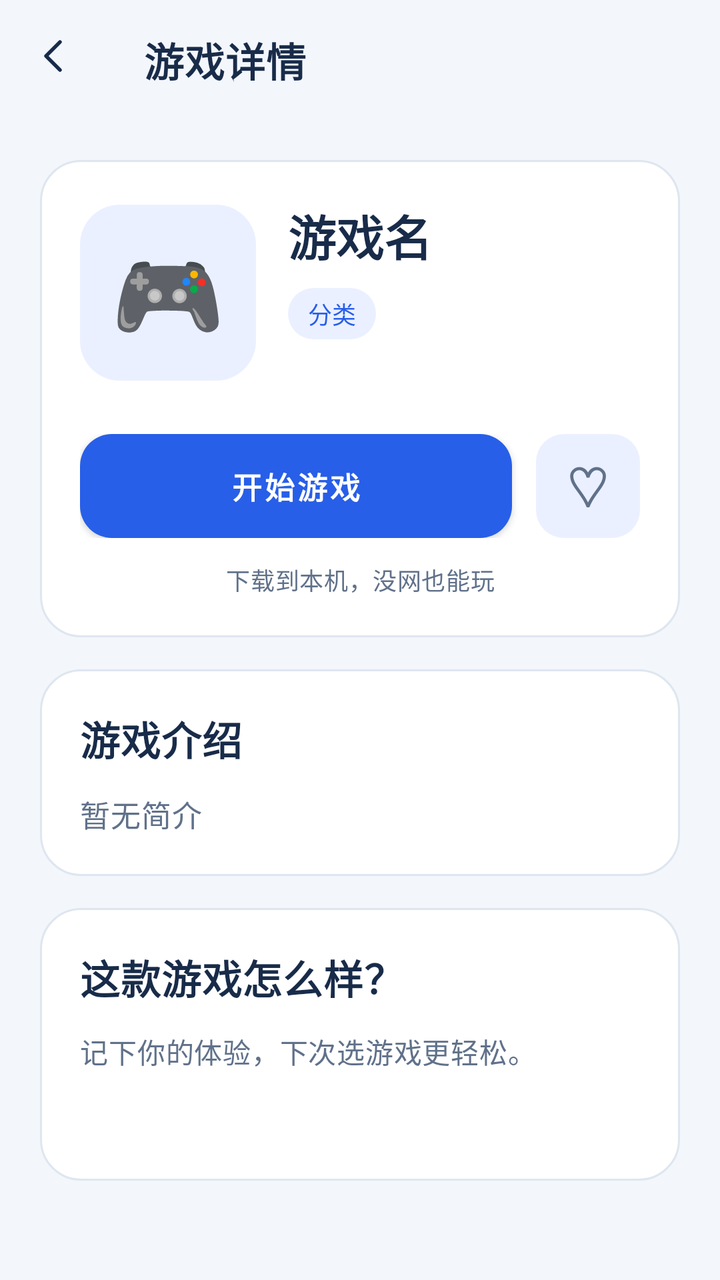
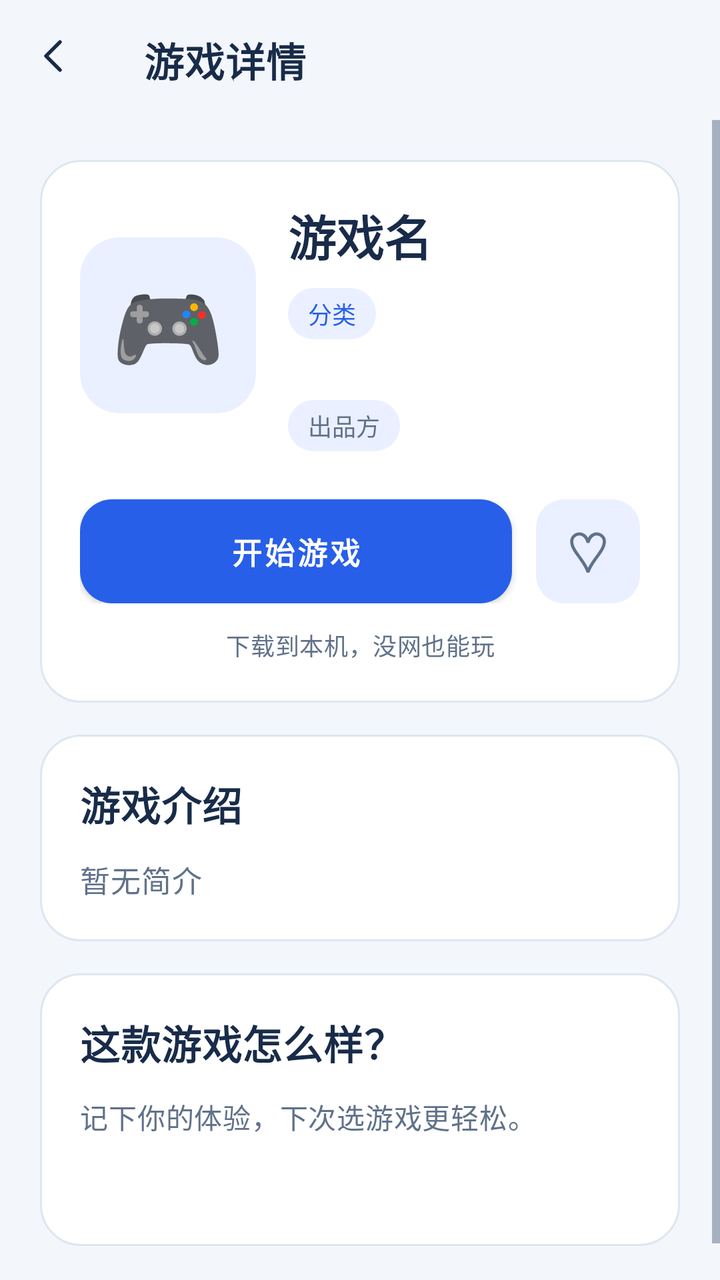

The first picture is an Android layout as it rendered before a commit; the second is the same layout after the commit. The layout source and the unified diff follow.
<!-- AndroidManifest.xml: application theme Theme.Game100 -->
<!-- res/layout/activity_game_detail.xml -->
<?xml version="1.0" encoding="utf-8"?>
<LinearLayout
    android:layout_width="match_parent"
    android:layout_height="match_parent"
    android:orientation="vertical"
    xmlns:android="http://schemas.android.com/apk/res/android"
    xmlns:app="http://schemas.android.com/apk/res-auto"
    android:background="@color/bg">
    <com.google.android.material.appbar.MaterialToolbar
        android:layout_width="match_parent"
        android:layout_height="60dp"
        android:id="@+id/detail_toolbar"
        android:background="@color/bg"
        app:title="游戏详情"
        app:titleTextColor="@color/text_primary"
        app:titleTextAppearance="@style/TextAppearance.Game100.Section"
        app:navigationIcon="@drawable/ic_back"
        app:navigationContentDescription="@string/back" />
    <ScrollView
        android:layout_width="match_parent"
        android:layout_height="0dp"
        android:layout_weight="1"
        android:fillViewport="true"
        android:clipToPadding="false">
        <LinearLayout
            android:layout_width="match_parent"
            android:layout_height="wrap_content"
            android:orientation="vertical"
            android:padding="20dp">
            <LinearLayout
                android:layout_width="match_parent"
                android:layout_height="wrap_content"
                android:orientation="vertical"
                android:background="@drawable/surface_panel"
                android:padding="20dp"
                android:layout_marginBottom="16dp">
                <LinearLayout
                    android:layout_width="match_parent"
                    android:layout_height="wrap_content"
                    android:orientation="horizontal"
                    android:gravity="center_vertical">
                    <TextView
                        android:layout_width="88dp"
                        android:layout_height="88dp"
                        android:text="🎮"
                        android:textColor="@color/text_primary"
                        android:id="@+id/detail_icon"
                        android:gravity="center"
                        android:textSize="46sp"
                        android:background="@drawable/game_icon_bg"
                        android:importantForAccessibility="no" />
                    <LinearLayout
                        android:layout_width="0dp"
                        android:layout_height="wrap_content"
                        android:orientation="vertical"
                        android:layout_weight="1"
                        android:layout_marginStart="16dp">
                        <TextView
                            android:layout_width="match_parent"
                            android:layout_height="wrap_content"
                            android:text="游戏名"
                            android:textColor="@color/text_primary"
                            android:id="@+id/detail_name"
                            android:textSize="24sp"
                            android:textStyle="bold"
                            android:maxLines="2"
                            android:ellipsize="end" />
                        <TextView
                            android:layout_width="wrap_content"
                            android:layout_height="wrap_content"
                            android:text="分类"
                            android:textColor="@color/brand"
                            android:id="@+id/detail_category"
                            android:layout_marginTop="9dp"
                            android:paddingStart="10dp"
                            android:paddingEnd="10dp"
                            android:paddingTop="4dp"
                            android:paddingBottom="4dp"
                            android:textSize="12sp"
                            android:background="@drawable/pill_secondary" />
                        <TextView
                            android:layout_width="match_parent"
                            android:layout_height="wrap_content"
                            android:text=""
                            android:textColor="@color/text_secondary"
                            android:textAppearance="@style/TextAppearance.Game100.Body"
                            android:id="@+id/detail_size"
                            android:layout_marginTop="7dp"
                            android:textSize="12sp" />
                    </LinearLayout>
                </LinearLayout>
                <LinearLayout
                    android:layout_width="match_parent"
                    android:layout_height="wrap_content"
                    android:orientation="horizontal"
                    android:gravity="center_vertical"
                    android:layout_marginTop="24dp">
                    <com.google.android.material.button.MaterialButton
                        android:layout_width="0dp"
                        android:layout_height="52dp"
                        android:id="@+id/btn_play"
                        style="@style/Widget.Game100.PrimaryButton"
                        android:text="开始游戏"
                        android:layout_weight="1" />
                    <TextView
                        android:layout_width="52dp"
                        android:layout_height="52dp"
                        android:text="♡"
                        android:textColor="@color/text_secondary"
                        android:id="@+id/btn_favorite"
                        android:layout_marginStart="12dp"
                        android:gravity="center"
                        android:textSize="28sp"
                        android:background="@drawable/pill_secondary"
                        android:focusable="true"
                        android:clickable="true"
                        android:contentDescription="收藏游戏" />
                </LinearLayout>
                <TextView
                    android:layout_width="match_parent"
                    android:layout_height="wrap_content"
                    android:text="下载到本机，没网也能玩"
                    android:textColor="@color/text_secondary"
                    android:textAppearance="@style/TextAppearance.Game100.Body"
                    android:layout_marginTop="12dp"
                    android:gravity="center"
                    android:textSize="12sp" />
            </LinearLayout>
            <LinearLayout
                android:layout_width="match_parent"
                android:layout_height="wrap_content"
                android:orientation="vertical"
                android:background="@drawable/surface_panel"
                android:padding="20dp"
                android:layout_marginBottom="16dp">
                <TextView
                    android:layout_width="match_parent"
                    android:layout_height="wrap_content"
                    android:text="游戏介绍"
                    android:textColor="@color/text_primary"
                    android:textAppearance="@style/TextAppearance.Game100.Section"
                    android:layout_marginBottom="12dp" />
                <TextView
                    android:layout_width="match_parent"
                    android:layout_height="wrap_content"
                    android:text="暂无简介"
                    android:textColor="@color/text_secondary"
                    android:textAppearance="@style/TextAppearance.Game100.Body"
                    android:id="@+id/detail_desc"
                    android:textSize="15sp" />
                <TextView
                    android:layout_width="match_parent"
                    android:layout_height="wrap_content"
                    android:text=""
                    android:textColor="@color/success"
                    android:id="@+id/detail_best_score"
                    android:layout_marginTop="18dp"
                    android:padding="14dp"
                    android:textSize="15sp"
                    android:textStyle="bold"
                    android:background="@drawable/pill_secondary"
                    android:visibility="gone" />
            </LinearLayout>
            <LinearLayout
                android:layout_width="match_parent"
                android:layout_height="wrap_content"
                android:orientation="vertical"
                android:background="@drawable/surface_panel"
                android:padding="20dp"
                android:layout_marginBottom="16dp">
                <TextView
                    android:layout_width="match_parent"
                    android:layout_height="wrap_content"
                    android:text="这款游戏怎么样？"
                    android:textColor="@color/text_primary"
                    android:textAppearance="@style/TextAppearance.Game100.Section"
                    android:layout_marginBottom="12dp" />
                <TextView
                    android:layout_width="match_parent"
                    android:layout_height="wrap_content"
                    android:text="记下你的体验，下次选游戏更轻松。"
                    android:textColor="@color/text_secondary"
                    android:textAppearance="@style/TextAppearance.Game100.Body" />
                <LinearLayout
                    android:layout_width="match_parent"
                    android:layout_height="wrap_content"
                    android:orientation="horizontal"
                    android:id="@+id/stars_row"
                    android:gravity="center"
                    android:layout_marginTop="12dp" />
                <TextView
                    android:layout_width="match_parent"
                    android:layout_height="wrap_content"
                    android:text=""
                    android:textColor="@color/text_secondary"
                    android:textAppearance="@style/TextAppearance.Game100.Body"
                    android:id="@+id/detail_rating_text"
                    android:gravity="center"
                    android:layout_marginTop="6dp"
                    android:textSize="12sp" />
            </LinearLayout>
        </LinearLayout>
    </ScrollView>
</LinearLayout>
<!-- resources referenced by this layout -->
<resources>
  <color name="bg">#F3F6FB</color>
  <color name="brand">#285FE8</color>
  <color name="success">#237053</color>
  <color name="text_primary">#182B49</color>
  <color name="text_secondary">#60718A</color>
  <!-- drawable game_icon_bg (drawable) -->
  <?xml version="1.0" encoding="utf-8"?>
  <shape xmlns:android="http://schemas.android.com/apk/res/android"
      android:shape="rectangle">
      <solid android:color="@color/brand_soft" />
      <corners android:radius="20dp" />
  </shape>
  <!-- drawable ic_back (drawable) -->
  <?xml version="1.0" encoding="utf-8"?>
  <vector xmlns:android="http://schemas.android.com/apk/res/android" android:width="24dp" android:height="24dp" android:viewportWidth="24" android:viewportHeight="24">
      <path android:fillColor="@android:color/transparent" android:strokeColor="@color/text_primary" android:strokeWidth="1.8" android:strokeLineCap="round" android:strokeLineJoin="round" android:pathData="M14,5L7,12L14,19" />
  </vector>
  <!-- drawable pill_secondary (drawable) -->
  <?xml version="1.0" encoding="utf-8"?>
  <ripple xmlns:android="http://schemas.android.com/apk/res/android" android:color="@color/ripple">
      <item><shape android:shape="rectangle">
          <solid android:color="@color/brand_soft" />
          <corners android:radius="14dp" />
      </shape></item>
  </ripple>
  <!-- drawable surface_panel (drawable) -->
  <?xml version="1.0" encoding="utf-8"?>
  <shape xmlns:android="http://schemas.android.com/apk/res/android" android:shape="rectangle">
      <solid android:color="@color/bg_card" />
      <stroke android:width="1dp" android:color="@color/divider" />
      <corners android:radius="20dp" />
  </shape>
  <string name="back">返回</string>
  <style name="TextAppearance.Game100.Body" parent="TextAppearance.MaterialComponents.Body2">
          <item name="android:textSize">14sp</item>
          <item name="android:textColor">@color/text_secondary</item>
          <item name="android:lineSpacingExtra">5dp</item>
      </style>
  <style name="TextAppearance.Game100.Section" parent="TextAppearance.MaterialComponents.Headline6">
          <item name="android:textSize">20sp</item>
          <item name="android:textStyle">bold</item>
          <item name="android:textColor">@color/text_primary</item>
      </style>
  <style name="Widget.Game100.PrimaryButton" parent="Widget.MaterialComponents.Button">
          <item name="android:minHeight">52dp</item>
          <item name="android:textSize">15sp</item>
          <item name="android:textStyle">bold</item>
          <item name="android:textAllCaps">false</item>
          <item name="android:insetTop">0dp</item>
          <item name="android:insetBottom">0dp</item>
          <item name="android:textColor">@android:color/white</item>
          <item name="backgroundTint">@color/brand</item>
          <item name="cornerRadius">16dp</item>
          <item name="android:elevation">0dp</item>
      </style>
  <style name="Theme.Game100" parent="Theme.MaterialComponents.Light.NoActionBar">
          <item name="colorPrimary">@color/brand</item>
          <item name="colorPrimaryDark">@color/bg</item>
          <item name="colorAccent">@color/brand</item>
          <item name="android:windowBackground">@color/bg</item>
          <item name="android:statusBarColor">@color/bg</item>
          <item name="android:navigationBarColor">@color/bg</item>
          <item name="android:windowLightStatusBar">true</item>
          <item name="android:windowLightNavigationBar">true</item>
          <item name="colorSurface">@color/bg_card</item>
          <item name="colorOnSurface">@color/text_primary</item>
          <item name="colorOnPrimary">@android:color/white</item>
          <item name="colorControlNormal">@color/text_secondary</item>
          <item name="android:fontFamily">sans-serif</item>
          <item name="android:colorEdgeEffect">@color/brand_soft</item>
      </style>
  <color name="brand_soft">#EAF0FF</color>
  <color name="ripple">#19285FE8</color>
  <color name="bg_card">#FFFFFF</color>
  <color name="divider">#DEE6F0</color>
</resources>

<!-- the commit's change to res/layout/activity_game_detail.xml (unified diff, before → after) -->
@@ -87,6 +87,21 @@
                             android:id="@+id/detail_size"
                             android:layout_marginTop="7dp"
                             android:textSize="12sp" />
+                        <TextView
+                            android:layout_width="wrap_content"
+                            android:layout_height="wrap_content"
+                            android:text="出品方"
+                            android:textColor="@color/text_secondary"
+                            android:id="@+id/detail_studio"
+                            android:layout_marginTop="7dp"
+                            android:paddingStart="10dp"
+                            android:paddingEnd="10dp"
+                            android:paddingTop="4dp"
+                            android:paddingBottom="4dp"
+                            android:textSize="12sp"
+                            android:background="@drawable/pill_secondary"
+                            android:clickable="true"
+                            android:focusable="true" />
                     </LinearLayout>
                 </LinearLayout>
                 <LinearLayout
